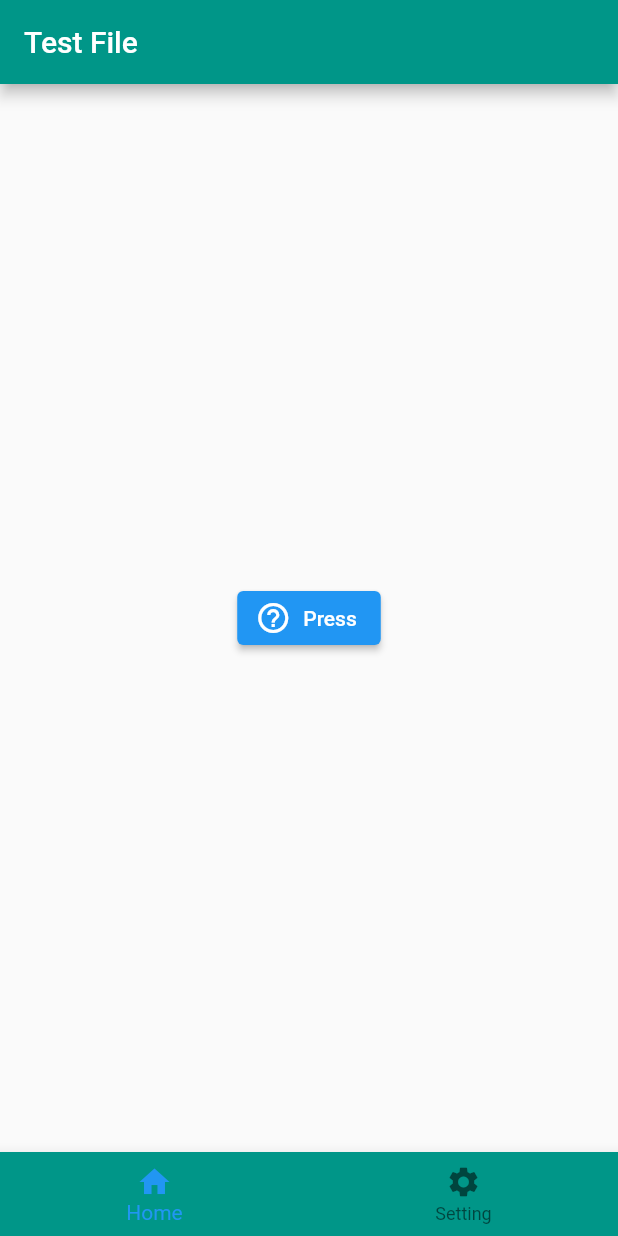
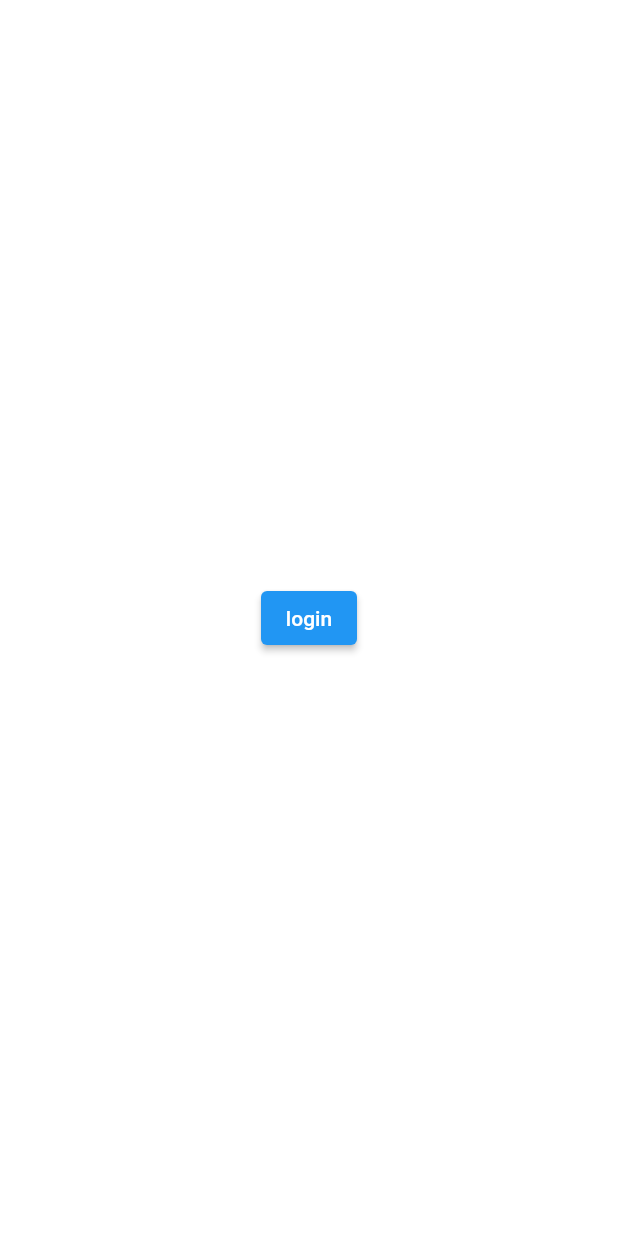
Before and after one commit to rishabhkadam/30DaysOfFlutter, a Flutter app: the screen it shows after launch, on a phone screen of 412 x 824 dp. Run offline on Flutter 3.47's test engine with Material 2 defaults, Android fonts, the phone set to English and light mode, and no system bars.

Commit message:
compeleted day 2

```diff
--- /dev/null
+++ b/lib/loginPage.dart
@@ -0,0 +1,20 @@
+import 'package:flutter/material.dart';
+import 'package:testfile/routes.dart';
+
+class loginPage extends StatelessWidget {
+  const loginPage({Key? key}) : super(key: key);
+
+  @override
+  Widget build(BuildContext context) {
+    return MaterialApp(
+      home: Center(
+        child: ElevatedButton(
+          child:const Text('login'),
+          onPressed: () {
+            Navigator.pushNamed(context, "/home");
+          },
+        ),
+      ),
+    );
+  }
+}
--- a/lib/main.dart
+++ b/lib/main.dart
@@ -1,70 +1,27 @@
-
-
 import 'package:flutter/material.dart';
+import 'package:testfile/loginPage.dart';
+import 'package:testfile/routes.dart';
 
 void main() {
-  runApp(const testApp());
+  runApp(MyApp());
 }
 
-// ignore: camel_case_types
-class testApp extends StatefulWidget {
-  const testApp({Key? key}) : super(key: key);
+class MyApp extends StatefulWidget {
+  MyApp({Key? key}) : super(key: key);
 
   @override
-  _testAppState createState() => _testAppState();
+  State<MyApp> createState() => _MyAppState();
 }
 
-// ignore: camel_case_types
-class _testAppState extends State<testApp> {
-  String ButtonName = 'Press';
-  int currentIndex = 0;
-
+class _MyAppState extends State<MyApp> {
   @override
   Widget build(BuildContext context) {
     return MaterialApp(
-      debugShowCheckedModeBanner: false,
-      title: "Test App",
-      home: Scaffold(
-        appBar: AppBar(
-          title: const Text('Test File'),
-          backgroundColor: Colors.teal,
-        ),
-        body: Center(
-          child: Column(
-            mainAxisAlignment: MainAxisAlignment.center,
-            children: [
-              ElevatedButton.icon(
-                onPressed: () {
-                  setState(() {
-                    ButtonName = 'ho gya.';
-                  });
-                  // ignore: avoid_print
-                },
-                icon: const Icon(Icons.help_outline),
-                label: Text(ButtonName),
-              )
-            ],
-          ),
-
-        ),
-        bottomNavigationBar: BottomNavigationBar(
-          backgroundColor: Colors.teal,
-          items: const [
-            BottomNavigationBarItem(
-              label: "Home",
-              icon: Icon(Icons.home),
-            ),
-            BottomNavigationBarItem(
-                label: "Setting", icon: Icon(Icons.settings)),
-          ],
-          currentIndex: currentIndex,
-          onTap: (int index) {
-            setState(() {
-              currentIndex = index;
-            });
-          },
-        ),
-      ),
+      home:const Text('This is home page.'),
+      initialRoute: '/LoginPage',
+      routes: {'/LoginPage': (context) => const loginPage(),
+      "/home": (context) =>  MyApp()
+      },
     );
   }
 }
--- /dev/null
+++ b/lib/routes.dart
@@ -0,0 +1,4 @@
+class MyRoutes {
+  static String loginRoute = "/login";
+  static String homeRoute = "/home";
+}
```
Also changed, not shown: 1 other file.
